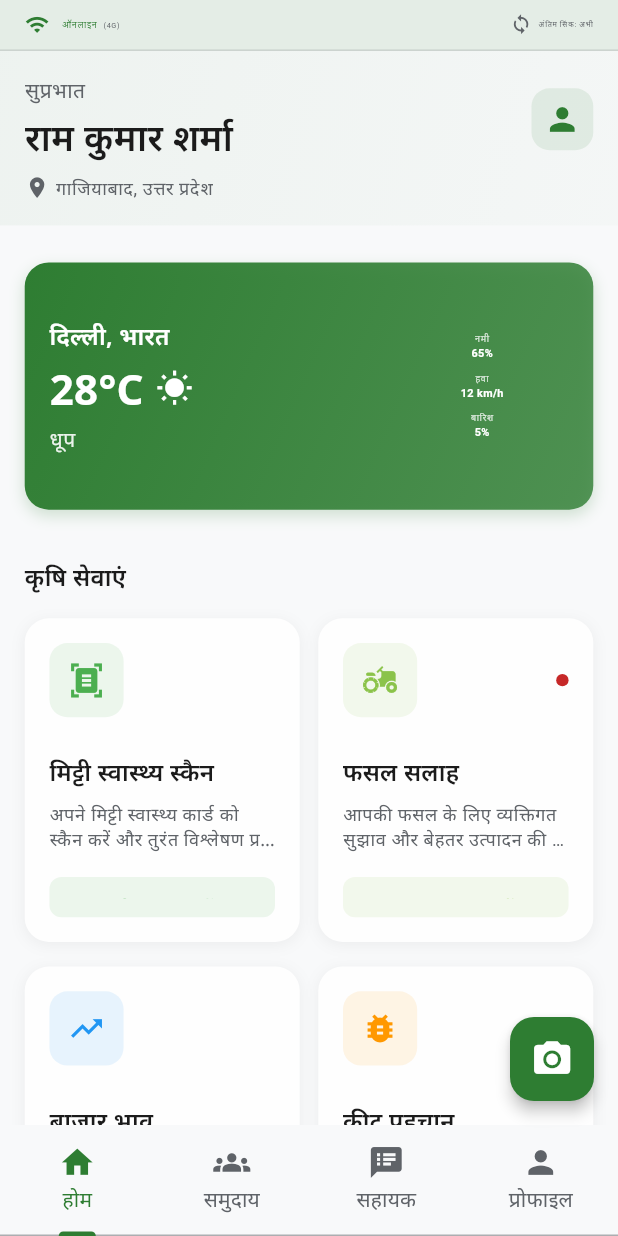
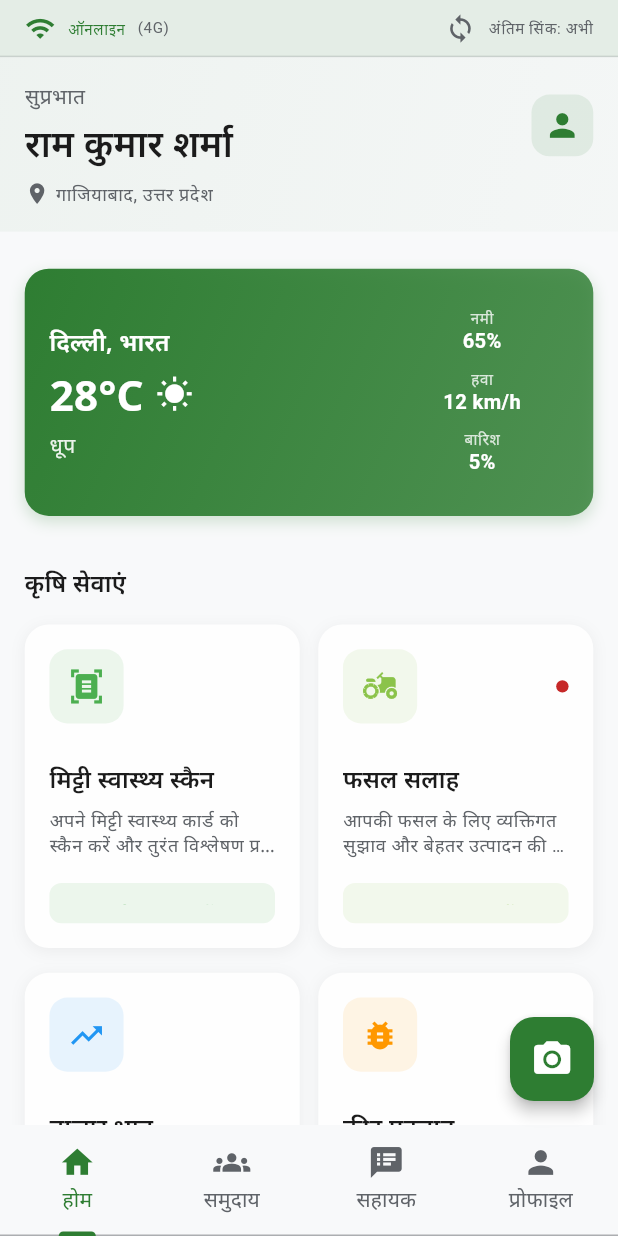
Before and after one commit to RiteshKumarRay/Krishi_Sahyog, a Flutter app: the DashboardHome screen opened by its route, on a phone screen of 412 x 824 dp. Run offline on Flutter 3.47's test engine with Material 3 defaults, Android fonts, the phone set to English and light mode, and no system bars; our stand-ins replace cached_network_image, camera, connectivity_plus, fl_chart, flutter_svg, flutter_tts and 4 more; missing offline and left inert: record, universal_html; network calls fail.

Commit message:
first commit

```diff
--- a/lib/presentation/community_forum/community_forum_screen.dart
+++ b/lib/presentation/community_forum/community_forum_screen.dart
@@ -126,7 +126,7 @@ class _CommunityForumScreenState extends State<CommunityForumScreen> {
                         color: AppTheme.lightTheme.colorScheme.primary,
                         size: 18,
                       ),
-                      const SizedBox(width: 6),
+                      const SizedBox(width: 5),
                       Text(
                         "${post.repliesCount} जवाब",
                         style: AppTheme.lightTheme.textTheme.bodySmall?.copyWith(
--- a/lib/presentation/dashboard_home/widgets/status_bar_widget.dart
+++ b/lib/presentation/dashboard_home/widgets/status_bar_widget.dart
@@ -38,7 +38,7 @@ class StatusBarWidget extends StatelessWidget {
             color: isOnline
                 ? AppTheme.lightTheme.primaryColor
                 : AppTheme.lightTheme.colorScheme.error,
-            size: 4.w,
+            size: 5.w,
           ),
           SizedBox(width: 2.w),
           Text(
@@ -48,16 +48,16 @@ class StatusBarWidget extends StatelessWidget {
                   ? AppTheme.lightTheme.primaryColor
                   : AppTheme.lightTheme.colorScheme.error,
               fontWeight: FontWeight.w500,
-              fontSize: 10.sp,
+              fontSize: 13.sp,
             ),
           ),
           if (networkType != null && isOnline) ...[
-            SizedBox(width: 1.w),
+            SizedBox(width: 2.w),
             Text(
               "($networkType)",
               style: AppTheme.lightTheme.textTheme.bodySmall?.copyWith(
                 color: AppTheme.lightTheme.colorScheme.onSurfaceVariant,
-                fontSize: 9.sp,
+                fontSize: 13.sp,
               ),
             ),
           ],
@@ -66,14 +66,14 @@ class StatusBarWidget extends StatelessWidget {
             CustomIconWidget(
               iconName: 'sync',
               color: AppTheme.lightTheme.colorScheme.onSurfaceVariant,
-              size: 3.5.w,
+              size: 5.w,
             ),
-            SizedBox(width: 1.w),
+            SizedBox(width: 2.w),
             Text(
               "अंतिम सिंक: $lastSync",
               style: AppTheme.lightTheme.textTheme.bodySmall?.copyWith(
                 color: AppTheme.lightTheme.colorScheme.onSurfaceVariant,
-                fontSize: 9.sp,
+                fontSize: 13.sp,
               ),
             ),
           ],
--- a/lib/presentation/dashboard_home/widgets/weather_card_widget.dart
+++ b/lib/presentation/dashboard_home/widgets/weather_card_widget.dart
@@ -121,7 +121,7 @@ class WeatherCardWidget extends StatelessWidget {
           label,
           style: AppTheme.lightTheme.textTheme.bodySmall?.copyWith(
             color: Colors.white.withValues(alpha: 0.8),
-            fontSize: 10.sp,
+            fontSize: 13.sp,
           ),
         ),
         Text(
@@ -129,7 +129,7 @@ class WeatherCardWidget extends StatelessWidget {
           style: AppTheme.lightTheme.textTheme.bodyMedium?.copyWith(
             color: Colors.white,
             fontWeight: FontWeight.w600,
-            fontSize: 11.sp,
+            fontSize: 15.sp,
           ),
         ),
       ],
--- a/lib/presentation/login_screen/widgets/language_toggle_button.dart
+++ b/lib/presentation/login_screen/widgets/language_toggle_button.dart
@@ -101,7 +101,7 @@ class _LanguageToggleButtonState extends State<LanguageToggleButton>
                 );
               },
             ),
-            SizedBox(width: 2.w),
+            SizedBox(width: 3.w),
             Column(
               mainAxisSize: MainAxisSize.min,
               crossAxisAlignment: CrossAxisAlignment.start,
@@ -117,7 +117,7 @@ class _LanguageToggleButtonState extends State<LanguageToggleButton>
                   _fullLanguageName,
                   style: AppTheme.lightTheme.textTheme.labelSmall?.copyWith(
                     color: AppTheme.lightTheme.colorScheme.onSurfaceVariant,
-                    fontSize: 8.sp,
+                    fontSize: 11.sp,
                   ),
                 ),
               ],
```
Also changed, not shown: lib/presentation/profile_settings/profile_settings.dart (+5 -5 lines), 6 other files.
